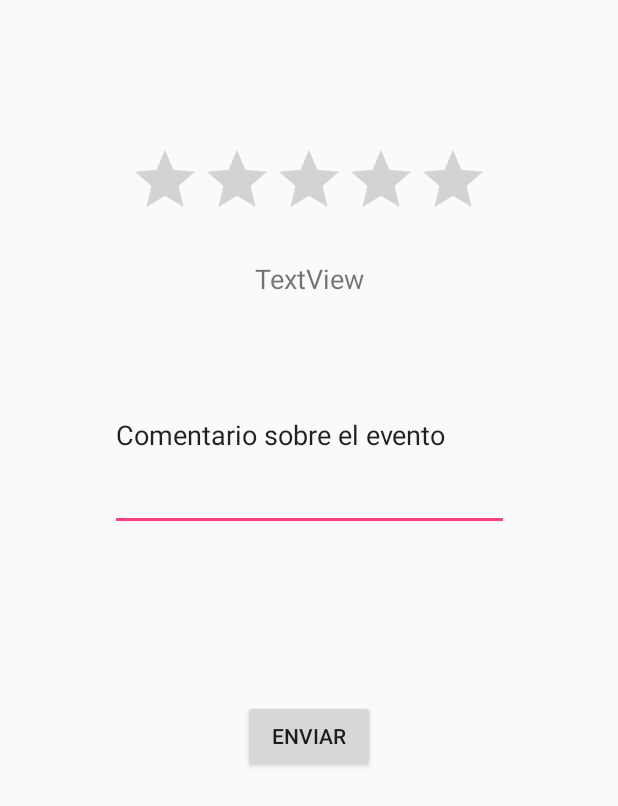
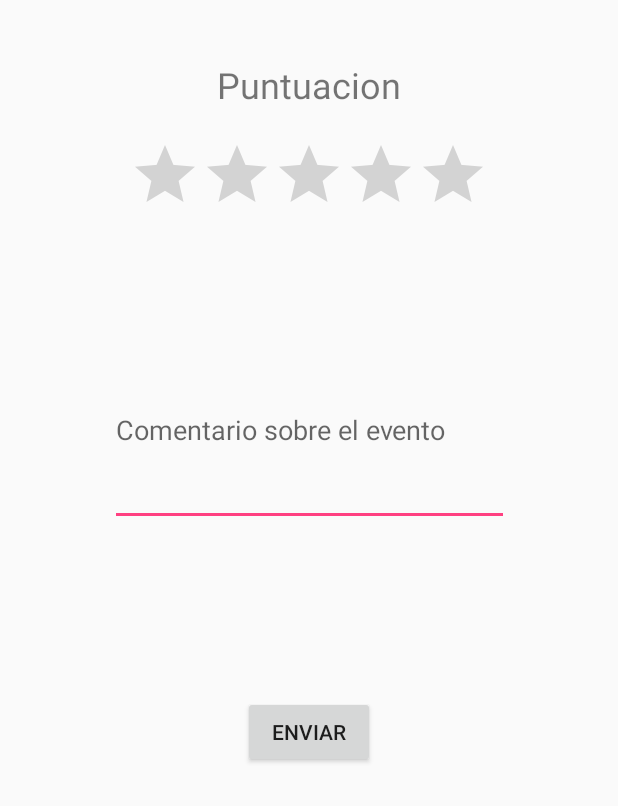
Before and after one commit to angelpuerta/proyecto_android, an Android app: the layout activity_puntuacion.xml on its own in the app's theme, with its tools: preview values and no code run, on a phone screen of 412 x 824 dp. Shown: the top 806 px of the screen. Run offline under Robolectric (Android 15) with nearby library versions, the phone set to English and light mode, and no system bars.

Commit message:
Update de puntuacion

```diff
--- a/app/build.gradle
+++ b/app/build.gradle
@@ -22,6 +22,7 @@ dependencies {
     implementation fileTree(dir: 'libs', include: ['*.jar'])
     implementation 'com.android.support:appcompat-v7:27.1.1'
     implementation 'com.android.support.constraint:constraint-layout:1.1.3'
+    implementation 'com.android.support:design:27.1.1'
     testImplementation 'junit:junit:4.12'
     androidTestImplementation 'com.android.support.test:runner:1.0.2'
     androidTestImplementation 'com.android.support.test.espresso:espresso-core:3.0.2'
--- a/app/src/main/java/org/duckdns/einyel/trabajo_grupal/Puntuacion.java
+++ b/app/src/main/java/org/duckdns/einyel/trabajo_grupal/Puntuacion.java
@@ -47,7 +47,7 @@ public class Puntuacion extends AppCompatActivity {
             @Override
             public void onClick(View view) {
                 EventSevice.getInstance().addPuntuationAndComment(event,mFeedback.getText().toString(),mRatingBar.getRating());
-                Log.d("INFO",event.toString());
+                Log.d("ERROR",EventSevice.getInstance().getEvent(event).toString());
             }
         });
     }
--- a/app/src/main/res/layout/activity_puntuacion.xml
+++ b/app/src/main/res/layout/activity_puntuacion.xml
@@ -9,11 +9,11 @@
     <TextView
         android:id="@+id/initPuntuationTextView"
         android:layout_width="wrap_content"
-        android:layout_height="36dp"
+        android:layout_height="wrap_content"
         android:layout_marginEnd="8dp"
         android:layout_marginStart="8dp"
         android:layout_marginTop="40dp"
-        android:text=""
+        android:text="@string/title_activity_puntuacion"
         android:textSize="24sp"
         app:layout_constraintEnd_toEndOf="parent"
         app:layout_constraintHorizontal_bias="0.501"
@@ -40,8 +40,8 @@
         android:layout_marginStart="8dp"
         android:layout_marginTop="28dp"
         android:ems="10"
+        android:hint="@string/Comentario"
         android:inputType="textPersonName"
-        android:text="@string/Comentario"
         app:layout_constraintEnd_toEndOf="parent"
         app:layout_constraintStart_toStartOf="parent"
         app:layout_constraintTop_toBottomOf="@+id/ratingTextView" />
@@ -53,7 +53,6 @@
         android:layout_marginEnd="8dp"
         android:layout_marginStart="8dp"
         android:layout_marginTop="20dp"
-        android:text="TextView"
         android:textSize="18sp"
         app:layout_constraintEnd_toEndOf="parent"
         app:layout_constraintStart_toStartOf="parent"
```
Also changed, not shown: app/src/main/AndroidManifest.xml (+9 -0 lines).
